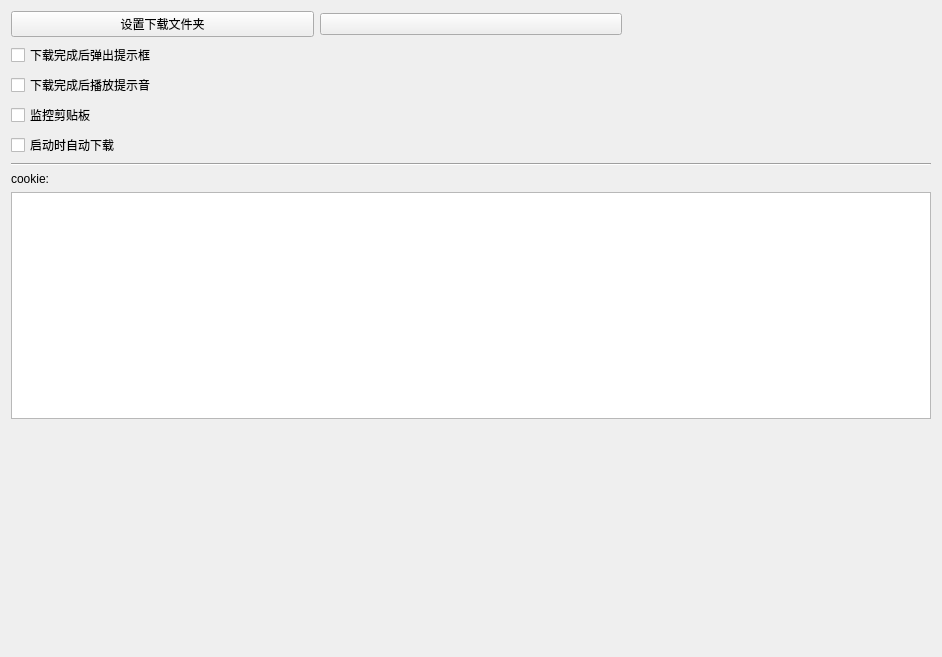
This is resources/uis/settings-dialog.ui in xroah/bilibili-downloader as Qt 5 draws it before an edit. The edited form follows.
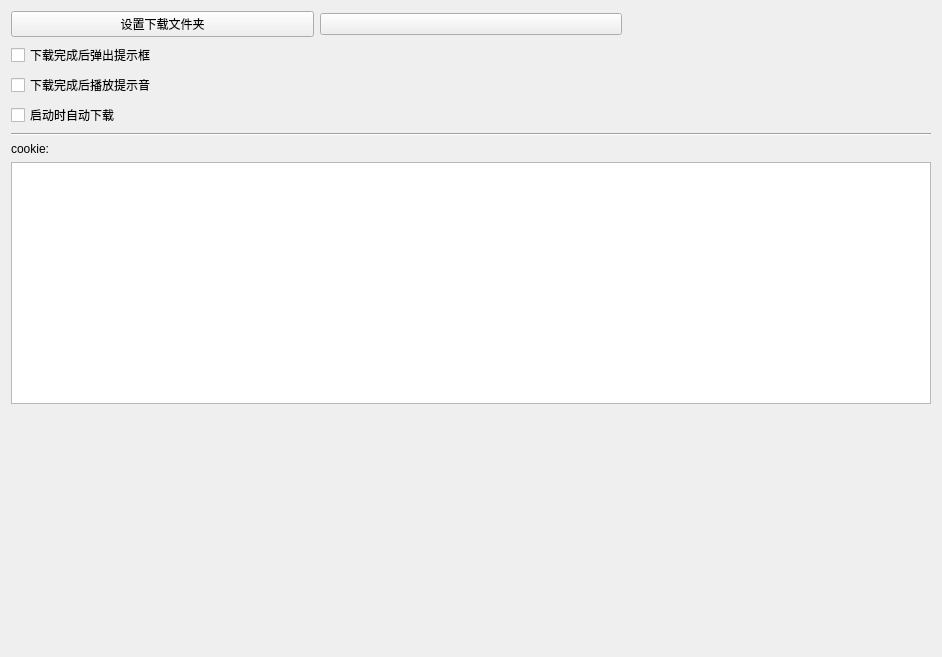
This is the edited form.

```diff
--- a/resources/uis/settings-dialog.ui
+++ b/resources/uis/settings-dialog.ui
@@ -85,13 +85,6 @@
        </property>
       </widget>
      </item>
-     <item>
-      <widget class="QCheckBox" name="isMonitorClipboard">
-       <property name="text">
-        <string>监控剪贴板</string>
-       </property>
-      </widget>
-     </item>
      <item>
       <widget class="QCheckBox" name="isAutoDownload">
        <property name="text">
```
